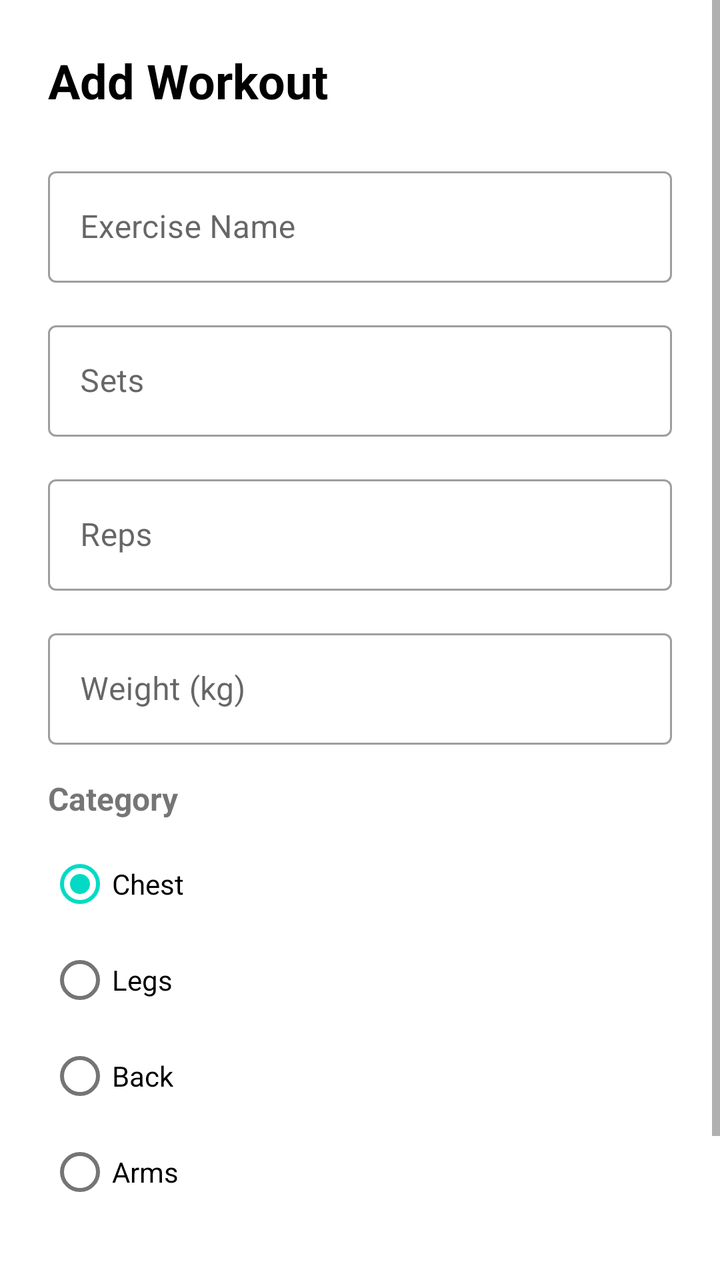
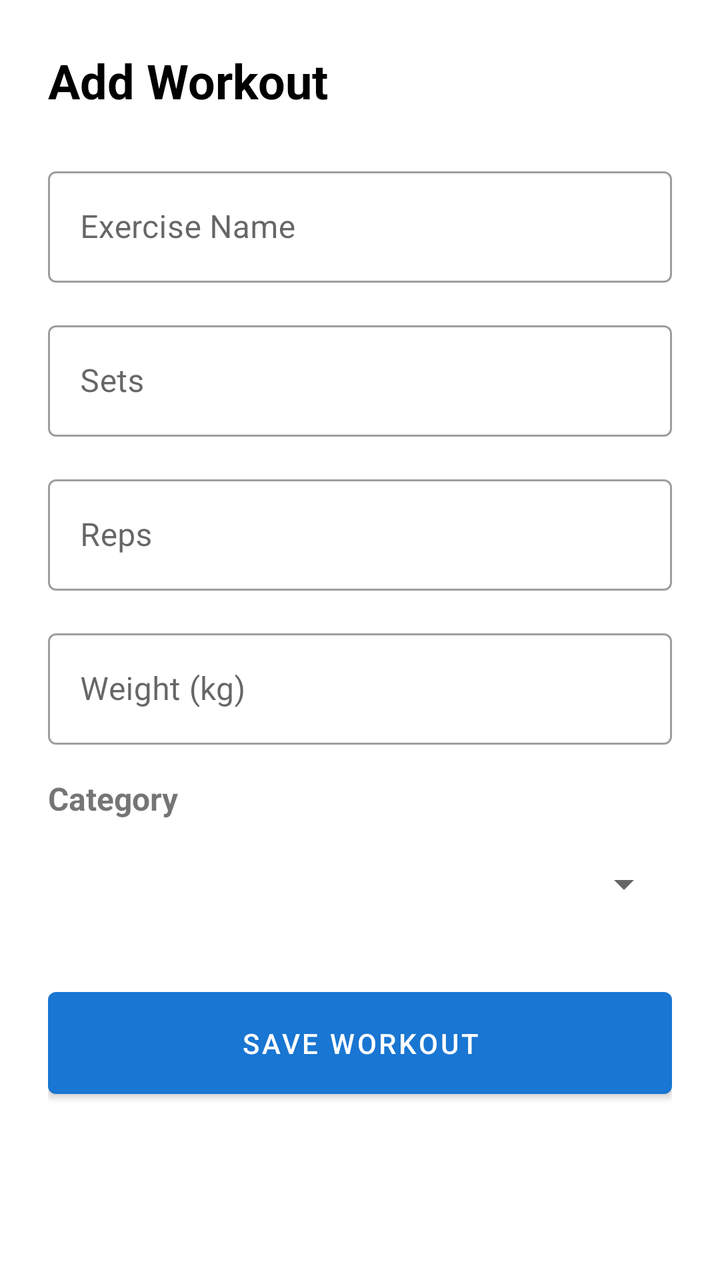

An Android layout rendered at two revisions. The XML below is the earlier revision; the diff shows what the commit changed to produce the second picture.
<!-- AndroidManifest.xml: application theme Theme.WorkoutTracker -->
<!-- res/layout/activity_add_workout.xml -->
<?xml version="1.0" encoding="utf-8"?>
<ScrollView xmlns:android="http://schemas.android.com/apk/res/android"
    xmlns:app="http://schemas.android.com/apk/res-auto"
    android:layout_width="match_parent"
    android:layout_height="match_parent"
    android:background="@color/white">

    <LinearLayout
        android:layout_width="match_parent"
        android:layout_height="wrap_content"
        android:orientation="vertical"
        android:padding="24dp">

        <TextView
            android:id="@+id/tvTitle"
            android:layout_width="wrap_content"
            android:layout_height="wrap_content"
            android:text="Add Workout"
            android:textSize="24sp"
            android:textStyle="bold"
            android:textColor="@color/black"
            android:layout_marginBottom="24dp" />

        <com.google.android.material.textfield.TextInputLayout
            style="@style/Widget.MaterialComponents.TextInputLayout.OutlinedBox"
            android:layout_width="match_parent"
            android:layout_height="wrap_content"
            android:hint="Exercise Name"
            android:layout_marginBottom="16dp">

            <com.google.android.material.textfield.TextInputEditText
                android:id="@+id/etName"
                android:layout_width="match_parent"
                android:layout_height="wrap_content"
                android:inputType="textCapSentences" />
        </com.google.android.material.textfield.TextInputLayout>

        <com.google.android.material.textfield.TextInputLayout
            style="@style/Widget.MaterialComponents.TextInputLayout.OutlinedBox"
            android:layout_width="match_parent"
            android:layout_height="wrap_content"
            android:hint="Sets"
            android:layout_marginBottom="16dp">

            <com.google.android.material.textfield.TextInputEditText
                android:id="@+id/etSets"
                android:layout_width="match_parent"
                android:layout_height="wrap_content"
                android:inputType="number" />
        </com.google.android.material.textfield.TextInputLayout>

        <com.google.android.material.textfield.TextInputLayout
            style="@style/Widget.MaterialComponents.TextInputLayout.OutlinedBox"
            android:layout_width="match_parent"
            android:layout_height="wrap_content"
            android:hint="Reps"
            android:layout_marginBottom="16dp">

            <com.google.android.material.textfield.TextInputEditText
                android:id="@+id/etReps"
                android:layout_width="match_parent"
                android:layout_height="wrap_content"
                android:inputType="number" />
        </com.google.android.material.textfield.TextInputLayout>

        <com.google.android.material.textfield.TextInputLayout
            style="@style/Widget.MaterialComponents.TextInputLayout.OutlinedBox"
            android:layout_width="match_parent"
            android:layout_height="wrap_content"
            android:hint="Weight (kg)"
            android:layout_marginBottom="16dp">

            <com.google.android.material.textfield.TextInputEditText
                android:id="@+id/etWeight"
                android:layout_width="match_parent"
                android:layout_height="wrap_content"
                android:inputType="numberDecimal" />
        </com.google.android.material.textfield.TextInputLayout>

        <TextView
            android:layout_width="wrap_content"
            android:layout_height="wrap_content"
            android:text="Category"
            android:textSize="16sp"
            android:textStyle="bold"
            android:layout_marginBottom="8dp" />

        <RadioGroup
            android:id="@+id/rgCategory"
            android:layout_width="match_parent"
            android:layout_height="wrap_content"
            android:orientation="vertical"
            android:layout_marginBottom="24dp">

            <RadioButton
                android:id="@+id/rbChest"
                android:layout_width="wrap_content"
                android:layout_height="wrap_content"
                android:text="Chest"
                android:checked="true" />

            <RadioButton
                android:id="@+id/rbLegs"
                android:layout_width="wrap_content"
                android:layout_height="wrap_content"
                android:text="Legs" />

            <RadioButton
                android:id="@+id/rbBack"
                android:layout_width="wrap_content"
                android:layout_height="wrap_content"
                android:text="Back" />

            <RadioButton
                android:id="@+id/rbArms"
                android:layout_width="wrap_content"
                android:layout_height="wrap_content"
                android:text="Arms" />
        </RadioGroup>

        <com.google.android.material.button.MaterialButton
            android:id="@+id/btnSave"
            android:layout_width="match_parent"
            android:layout_height="wrap_content"
            android:text="Save Workout"
            android:padding="16dp" />

    </LinearLayout>

</ScrollView>
<!-- resources referenced by this layout -->
<resources>
  <color name="black">#FF000000</color>
  <color name="white">#FFFFFFFF</color>
  <style name="Theme.WorkoutTracker" parent="Base.Theme.WorkoutTracker" />
  <style name="Base.Theme.WorkoutTracker" parent="Theme.MaterialComponents.DayNight.NoActionBar">
          
          <item name="colorPrimary">@color/blue_primary</item>
          <item name="colorPrimaryVariant">@color/purple_700</item>
          <item name="colorOnPrimary">@color/white</item>
          
          <item name="colorSecondary">@color/teal_200</item>
          <item name="colorSecondaryVariant">@color/teal_700</item>
          <item name="colorOnSecondary">@color/black</item>
          
          <item name="android:statusBarColor">?attr/colorPrimaryVariant</item>
          
      </style>
  <color name="blue_primary">#1976D2</color>
  <color name="purple_700">#FF3700B3</color>
  <color name="teal_200">#FF03DAC5</color>
  <color name="teal_700">#FF018786</color>
</resources>

<!-- the commit's change to res/layout/activity_add_workout.xml (unified diff, before → after) -->
@@ -85,38 +85,12 @@
             android:textStyle="bold"
             android:layout_marginBottom="8dp" />
 
-        <RadioGroup
-            android:id="@+id/rgCategory"
+        <Spinner
+            android:id="@+id/spinnerCategory"
             android:layout_width="match_parent"
             android:layout_height="wrap_content"
-            android:orientation="vertical"
-            android:layout_marginBottom="24dp">
-
-            <RadioButton
-                android:id="@+id/rbChest"
-                android:layout_width="wrap_content"
-                android:layout_height="wrap_content"
-                android:text="Chest"
-                android:checked="true" />
-
-            <RadioButton
-                android:id="@+id/rbLegs"
-                android:layout_width="wrap_content"
-                android:layout_height="wrap_content"
-                android:text="Legs" />
-
-            <RadioButton
-                android:id="@+id/rbBack"
-                android:layout_width="wrap_content"
-                android:layout_height="wrap_content"
-                android:text="Back" />
-
-            <RadioButton
-                android:id="@+id/rbArms"
-                android:layout_width="wrap_content"
-                android:layout_height="wrap_content"
-                android:text="Arms" />
-        </RadioGroup>
+            android:layout_marginBottom="24dp"
+            android:minHeight="48dp" />
 
         <com.google.android.material.button.MaterialButton
             android:id="@+id/btnSave"
